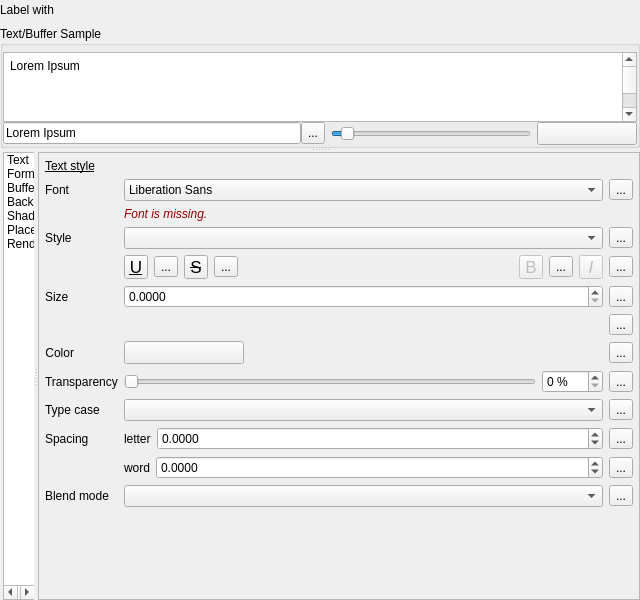
Before: the Qt Designer form src/ui/qgslabelingguibase.ui in nextgis/nextgisqgis, drawn with Qt 5.
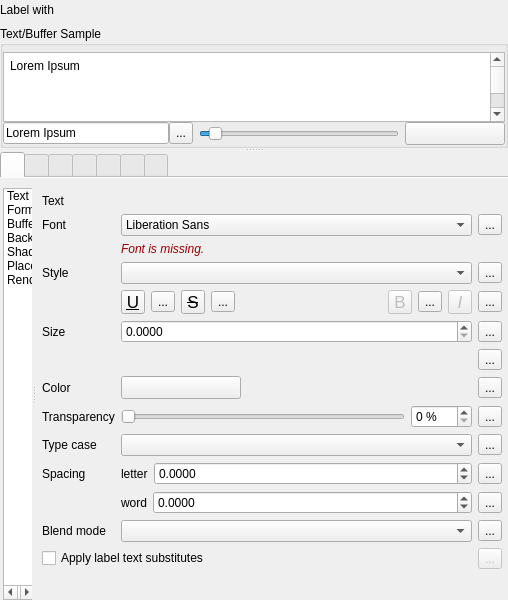
After: the same form once the commit is applied. The open tabs and pages were chosen to show the change. Icons and pictures are not drawn. Custom widgets are drawn as their Qt base class.

Patch:
```diff
--- a/src/ui/qgslabelingguibase.ui
+++ b/src/ui/qgslabelingguibase.ui
@@ -6,7 +6,7 @@
    <rect>
     <x>0</x>
     <y>0</y>
-    <width>640</width>
+    <width>508</width>
     <height>600</height>
    </rect>
   </property>
@@ -112,7 +112,7 @@
               <rect>
                <x>0</x>
                <y>0</y>
-               <width>614</width>
+               <width>482</width>
                <height>300</height>
               </rect>
              </property>
@@ -348,6 +348,103 @@
            <number>0</number>
           </property>
           <item row="0" column="0">
+           <widget class="QTabWidget" name="mOptionsTab">
+            <property name="sizePolicy">
+             <sizepolicy hsizetype="Expanding" vsizetype="Fixed">
+              <horstretch>0</horstretch>
+              <verstretch>0</verstretch>
+             </sizepolicy>
+            </property>
+            <property name="tabPosition">
+             <enum>QTabWidget::North</enum>
+            </property>
+            <property name="tabShape">
+             <enum>QTabWidget::Rounded</enum>
+            </property>
+            <property name="currentIndex">
+             <number>0</number>
+            </property>
+            <property name="iconSize">
+             <size>
+              <width>20</width>
+              <height>20</height>
+             </size>
+            </property>
+            <property name="elideMode">
+             <enum>Qt::ElideNone</enum>
+            </property>
+            <property name="documentMode">
+             <bool>true</bool>
+            </property>
+            <property name="tabsClosable">
+             <bool>false</bool>
+            </property>
+            <widget class="QWidget" name="textTab">
+             <attribute name="icon">
+              <iconset resource="../../images/images.qrc">
+               <normaloff>:/images/themes/default/mIconFieldText.svg</normaloff>:/images/themes/default/mIconFieldText.svg</iconset>
+             </attribute>
+             <attribute name="title">
+              <string/>
+             </attribute>
+            </widget>
+            <widget class="QWidget" name="tab_2">
+             <attribute name="icon">
+              <iconset resource="../../images/images.qrc">
+               <normaloff>:/images/themes/default/propertyicons/labelformatting.svg</normaloff>:/images/themes/default/propertyicons/labelformatting.svg</iconset>
+             </attribute>
+             <attribute name="title">
+              <string/>
+             </attribute>
+            </widget>
+            <widget class="QWidget" name="tab">
+             <attribute name="icon">
+              <iconset resource="../../images/images.qrc">
+               <normaloff>:/images/themes/default/propertyicons/labelbuffer.svg</normaloff>:/images/themes/default/propertyicons/labelbuffer.svg</iconset>
+             </attribute>
+             <attribute name="title">
+              <string/>
+             </attribute>
+            </widget>
+            <widget class="QWidget" name="tab_3">
+             <attribute name="icon">
+              <iconset resource="../../images/images.qrc">
+               <normaloff>:/images/themes/default/propertyicons/labelbackground.svg</normaloff>:/images/themes/default/propertyicons/labelbackground.svg</iconset>
+             </attribute>
+             <attribute name="title">
+              <string/>
+             </attribute>
+            </widget>
+            <widget class="QWidget" name="tab_4">
+             <attribute name="icon">
+              <iconset resource="../../images/images.qrc">
+               <normaloff>:/images/themes/default/propertyicons/labelshadow.svg</normaloff>:/images/themes/default/propertyicons/labelshadow.svg</iconset>
+             </attribute>
+             <attribute name="title">
+              <string/>
+             </attribute>
+            </widget>
+            <widget class="QWidget" name="widget">
+             <attribute name="icon">
+              <iconset resource="../../images/images.qrc">
+               <normaloff>:/images/themes/default/propertyicons/labelplacement.svg</normaloff>:/images/themes/default/propertyicons/labelplacement.svg</iconset>
+             </attribute>
+             <attribute name="title">
+              <string/>
+             </attribute>
+            </widget>
+            <widget class="QWidget" name="tab_6">
+             <attribute name="icon">
+              <iconset resource="../../images/images.qrc">
+               <normaloff>:/images/themes/default/mIconRenderingEnabled.png</normaloff>:/images/themes/default/mIconRenderingEnabled.png</iconset>
+             </attribute>
+             <attribute name="title">
+              <string/>
+             </attribute>
+            </widget>
+           </widget>
+          </item>
+          <item row="1" column="0">
            <widget class="QSplitter" name="mLabelingOptionsSplitter">
             <property name="orientation">
              <enum>Qt::Horizontal</enum>
@@ -500,7 +597,7 @@
               </sizepolicy>
              </property>
              <property name="frameShape">
-              <enum>QFrame::StyledPanel</enum>
+              <enum>QFrame::NoFrame</enum>
              </property>
              <property name="frameShadow">
               <enum>QFrame::Raised</enum>
@@ -537,16 +634,6 @@
                   <property name="bottomMargin">
                    <number>0</number>
                   </property>
-                  <item>
-                   <widget class="QLabel" name="label_36">
-                    <property name="styleSheet">
-                     <string notr="true">text-decoration: underline;</string>
-                    </property>
-                    <property name="text">
-                     <string>Text style</string>
-                    </property>
-                   </widget>
-                  </item>
                   <item>
                    <widget class="QScrollArea" name="scrollArea">
                     <property name="frameShape">
@@ -560,8 +647,8 @@
                       <rect>
                        <x>0</x>
                        <y>0</y>
-                       <width>594</width>
-                       <height>398</height>
+                       <width>448</width>
+                       <height>411</height>
                       </rect>
                      </property>
                      <layout class="QVBoxLayout" name="verticalLayout_2">
@@ -604,7 +691,7 @@
                          <property name="bottomMargin">
                           <number>0</number>
                          </property>
-                         <item row="9" column="1" colspan="2">
+                         <item row="10" column="1" colspan="2">
                           <layout class="QHBoxLayout" name="horizontalLayout_14">
                            <item>
                             <widget class="QLabel" name="mFontLetterSpacingLabel">
@@ -656,7 +743,7 @@
                            </item>
                           </layout>
                          </item>
-                         <item row="4" column="1">
+                         <item row="5" column="1">
                           <widget class="QgsDoubleSpinBox" name="mFontSizeSpinBox">
                            <property name="sizePolicy">
                             <sizepolicy hsizetype="Expanding" vsizetype="Fixed">
@@ -681,7 +768,7 @@
                            </property>
                           </widget>
                          </item>
-                         <item row="2" column="0">
+                         <item row="3" column="0">
                           <widget class="QLabel" name="mFontStyleLabel">
                            <property name="sizePolicy">
                             <sizepolicy hsizetype="Maximum" vsizetype="Preferred">
@@ -694,7 +781,7 @@
                            </property>
                           </widget>
                          </item>
-                         <item row="8" column="1">
+                         <item row="9" column="1">
                           <widget class="QComboBox" name="mFontCapitalsComboBox">
                            <property name="enabled">
                             <bool>true</bool>
@@ -716,7 +803,7 @@
                            </property>
                           </widget>
                          </item>
-                         <item row="7" column="0">
+                         <item row="8" column="0">
                           <widget class="QLabel" name="mFontTranspLabel">
                            <property name="enabled">
                             <bool>true</bool>
@@ -726,7 +813,7 @@
                            </property>
                           </widget>
                          </item>
-                         <item row="0" column="0">
+                         <item row="1" column="0">
                           <widget class="QLabel" name="mFontLabel">
                            <property name="sizePolicy">
                             <sizepolicy hsizetype="Preferred" vsizetype="Preferred">
@@ -742,7 +829,7 @@
                            </property>
                           </widget>
                          </item>
-                         <item row="2" column="1">
+                         <item row="3" column="1">
                           <widget class="QComboBox" name="mFontStyleComboBox">
                            <property name="sizePolicy">
                             <sizepolicy hsizetype="Expanding" vsizetype="Fixed">
@@ -770,42 +857,42 @@
                            </property>
                           </widget>
                          </item>
-                         <item row="8" column="2">
+                         <item row="9" column="2">
                           <widget class="QgsDataDefinedButton" name="mFontCaseDDBtn">
                            <property name="text">
                             <string>...</string>
                            </property>
                           </widget>
                          </item>
-                         <item row="5" column="2">
-                          <widget class="QgsDataDefinedButton" name="mFontUnitsDDBtn">
-                           <property name="text">
-                            <string>...</string>
-                           </property>
-                          </widget>
-                         </item>
                          <item row="6" column="2">
+                          <widget class="QgsDataDefinedButton" name="mFontUnitsDDBtn">
+                           <property name="text">
+                            <string>...</string>
+                           </property>
+                          </widget>
+                         </item>
+                         <item row="7" column="2">
                           <widget class="QgsDataDefinedButton" name="mFontColorDDBtn">
                            <property name="text">
                             <string>...</string>
                            </property>
                           </widget>
                          </item>
-                         <item row="0" column="2">
+                         <item row="1" column="2">
                           <widget class="QgsDataDefinedButton" name="mFontDDBtn">
                            <property name="text">
                             <string>...</string>
                            </property>
                           </widget>
                          </item>
-                         <item row="7" column="2">
+                         <item row="8" column="2">
                           <widget class="QgsDataDefinedButton" name="mFontTranspDDBtn">
                            <property name="text">
                             <string>...</string>
                            </property>
                           </widget>
                          </item>
-                         <item row="7" column="1">
+                         <item row="8" column="1">
                           <widget class="QFrame" name="frame">
                            <property name="sizePolicy">
                             <sizepolicy hsizetype="Preferred" vsizetype="Maximum">
@@ -873,7 +960,7 @@
                            </layout>
                           </widget>
                          </item>
-                         <item row="8" column="0">
+                         <item row="9" column="0">
                           <widget class="QLabel" name="mFontCapitalsLabel">
                            <property name="sizePolicy">
                             <sizepolicy hsizetype="Maximum" vsizetype="Preferred">
@@ -886,14 +973,14 @@
                            </property>
                           </widget>
                          </item>
-                         <item row="11" column="2">
+                         <item row="12" column="2">
                           <widget class="QgsDataDefinedButton" name="mFontBlendModeDDBtn">
                            <property name="text">
                             <string>...</string>
                            </property>
                           </widget>
                          </item>
-                         <item row="6" column="0">
+                         <item row="7" column="0">
                           <widget class="QLabel" name="mFontColorLabel">
                            <property name="sizePolicy">
                             <sizepolicy hsizetype="Maximum" vsizetype="Preferred">
@@ -904,26 +991,23 @@
                            <property name="text">
                             <string>Color</string>
                            </property>
-                           <property name="alignment">
-                            <set>Qt::AlignRight|Qt::AlignTrailing|Qt::AlignVCenter</set>
-                           </property>
                           </widget>
                          </item>
-                         <item row="4" column="2">
+                         <item row="5" column="2">
                           <widget class="QgsDataDefinedButton" name="mFontSizeDDBtn">
                            <property name="text">
                             <string>...</string>
                            </property>
                           </widget>
                          </item>
-                         <item row="9" column="0">
+                         <item row="10" column="0">
                           <widget class="QLabel" name="label_10">
                            <property name="text">
                             <string>Spacing</string>
                            </property>
                           </widget>
                          </item>
-                         <item row="6" column="1">
+                         <item row="7" column="1">
                           <widget class="QgsColorButtonV2" name="btnTextColor">
                            <property name="sizePolicy">
                             <sizepolicy hsizetype="Fixed" vsizetype="Fixed">
@@ -945,14 +1029,14 @@
                            </property>
                           </widget>
                          </item>
-                         <item row="11" column="0">
+                         <item row="12" column="0">
                           <widget class="QLabel" name="labelBlendMode">
                            <property name="text">
                             <string>Blend mode</string>
                            </property>
                           </widget>
                          </item>
-                         <item row="10" column="1" colspan="2">
+                         <item row="11" column="1" colspan="2">
                           <layout class="QHBoxLayout" name="horizontalLayout_15">
                            <item>
                             <widget class="QLabel" name="mFontWordSpacingLabel">
@@ -1004,7 +1088,7 @@
                            </item>
                           </layout>
                          </item>
-                         <item row="3" column="1" colspan="2">
+                         <item row="4" column="1" colspan="2">
                           <layout class="QHBoxLayout" name="horizontalLayout_13">
                            <item>
                             <widget class="QToolButton" name="mFontUnderlineBtn">
@@ -1186,17 +1270,17 @@
                            </item>
                           </layout>
                          </item>
-                         <item row="11" column="1">
+                         <item row="12" column="1">
                           <widget class="QgsBlendModeComboBox" name="comboBlendMode"/>
                          </item>
-                         <item row="2" column="2">
+                         <item row="3" column="2">
                           <widget class="QgsDataDefinedButton" name="mFontStyleDDBtn">
                            <property name="text">
                             <string>...</string>
                            </property>
                           </widget>
                          </item>
-                         <item row="4" column="0">
+                         <item row="5" column="0">
                           <widget class="QLabel" name="mFontSizeLabel">
                            <property name="sizePolicy">
                             <sizepolicy hsizetype="Maximum" vsizetype="Preferred">
@@ -1209,7 +1293,7 @@
                            </property>
                           </widget>
                          </item>
-                         <item row="1" column="1">
+                         <item row="2" column="1">
                           <widget class="QFrame" name="mFontFamilyFrame">
                            <layout class="QHBoxLayout" name="horizontalLayout_5">
                             <property name="leftMargin">
@@ -1247,16 +1331,55 @@
                            </layout>
                           </widget>
                          </item>
-                         <item row="0" column="1">
+<item row="13" column="0" colspan="2">
+                          <widget class="QCheckBox" name="mCheckBoxSubstituteText">
+                           <property name="toolTip">
+                            <string>If enabled, the label text will automatically be modified using a preset list of substitutes</string>
+                           </property>
+                           <property name="text">
+                            <string>Apply label text substitutes</string>
+                           </property>
+                          </widget>
+                         </item>
+                         <item row="13" column="2">
+                          <widget class="QToolButton" name="mToolButtonConfigureSubstitutes">
+                           <property name="enabled">
+                            <bool>false</bool>
+                           </property>
+                           <property name="toolTip">
+                            <string>Configure substitutes</string>
+                           </property>
+                           <property name="text">
+                            <string>...</string>
+                           </property>
+                          </widget>
+                         </item>
+                         <item row="1" column="1">
                           <widget class="QFontComboBox" name="mFontFamilyCmbBx">
                            <property name="editable">
                             <bool>false</bool>
                            </property>
                           </widget>
                          </item>
-                         <item row="5" column="1">
+                         <item row="6" column="1">
                           <widget class="QgsUnitSelectionWidget" name="mFontSizeUnitWidget" native="true"/>
                          </item>
+                         <item row="0" column="0">
+                          <widget class="QLabel" name="mFontLabel_2">
+                           <property name="sizePolicy">
+                            <sizepolicy hsizetype="Preferred" vsizetype="Preferred">
+                             <horstretch>0</horstretch>
+                             <verstretch>0</verstretch>
+                            </sizepolicy>
+                           </property>
+                           <property name="text">
+                            <string>Text</string>
+                           </property>
+                           <property name="alignment">
+                            <set>Qt::AlignLeading|Qt::AlignLeft|Qt::AlignVCenter</set>
+                           </property>
+                          </widget>
+                         </item>
                         </layout>
                        </widget>
                       </item>
@@ -1294,12 +1417,9 @@
                    <number>0</number>
                   </property>
                   <item>
-                   <widget class="QLabel" name="label">
-                    <property name="styleSheet">
-                     <string notr="true">text-decoration: underline;</string>
-                    </property>
+                   <widget class="QLabel" name="label_36">
                     <property name="text">
-                     <string>Text formatting</string>
+                     <string>Formatting</string>
                     </property>
                    </widget>
                   </item>
@@ -6256,34 +6376,39 @@
  </widget>
  <layoutdefault spacing="6" margin="11"/>
  <customwidgets>
+  <customwidget>
+   <class>QgsCollapsibleGroupBox</class>
+   <extends>QGroupBox</extends>
+   <header>qgscollapsiblegroupbox.h</header>
+   <container>1</container>
+  </customwidget>
   <customwidget>
    <class>QgsColorButtonV2</class>
    <extends>QToolButton</extends>
    <header>qgscolorbuttonv2.h</header>
    <container>1</container>
   </customwidget>
+  <customwidget>
+   <class>QgsDataDefinedButton</class>
+   <extends>QToolButton</extends>
+   <header>qgsdatadefinedbutton.h</header>
+  </customwidget>
   <customwidget>
    <class>QgsDoubleSpinBox</class>
    <extends>QDoubleSpinBox</extends>
    <header>qgsdoublespinbox.h</header>
   </customwidget>
+  <customwidget>
+   <class>QgsFieldExpressionWidget</class>
+   <extends>QWidget</extends>
+   <header>qgsfieldexpressionwidget.h</header>
+   <container>1</container>
+  </customwidget>
   <customwidget>
    <class>QgsSpinBox</class>
    <extends>QSpinBox</extends>
    <header>qgsspinbox.h</header>
   </customwidget>
-  <customwidget>
-   <class>QgsCollapsibleGroupBox</class>
-   <extends>QGroupBox</extends>
-   <header>qgscollapsiblegroupbox.h</header>
-   <container>1</container>
-  </customwidget>
-  <customwidget>
-   <class>QgsFieldExpressionWidget</class>
-   <extends>QWidget</extends>
-   <header>qgsfieldexpressionwidget.h</header>
-   <container>1</container>
-  </customwidget>
   <customwidget>
    <class>QgsUnitSelectionWidget</class>
    <extends>QWidget</extends>
@@ -6295,11 +6420,6 @@
    <extends>QComboBox</extends>
    <header>qgsblendmodecombobox.h</header>
   </customwidget>
-  <customwidget>
-   <class>QgsDataDefinedButton</class>
-   <extends>QToolButton</extends>
-   <header>qgsdatadefinedbutton.h</header>
-  </customwidget>
   <customwidget>
    <class>QgsPenJoinStyleComboBox</class>
    <extends>QComboBox</extends>
```
Left out of the diff: 263 changed lines with no effect on the pictures.
